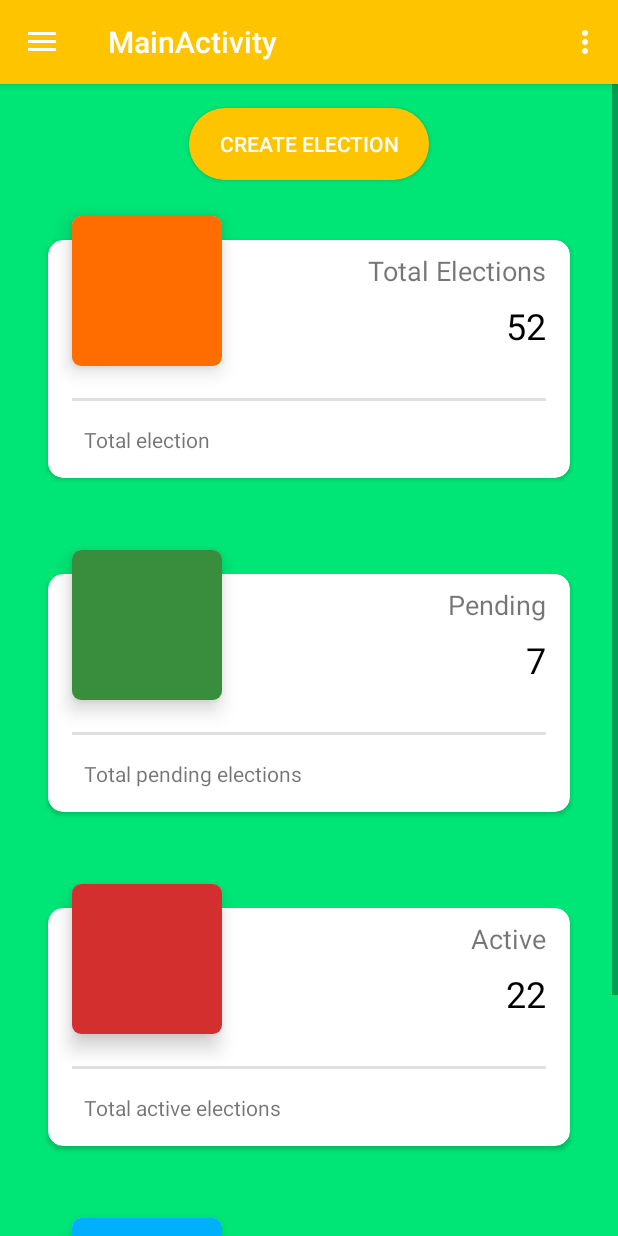
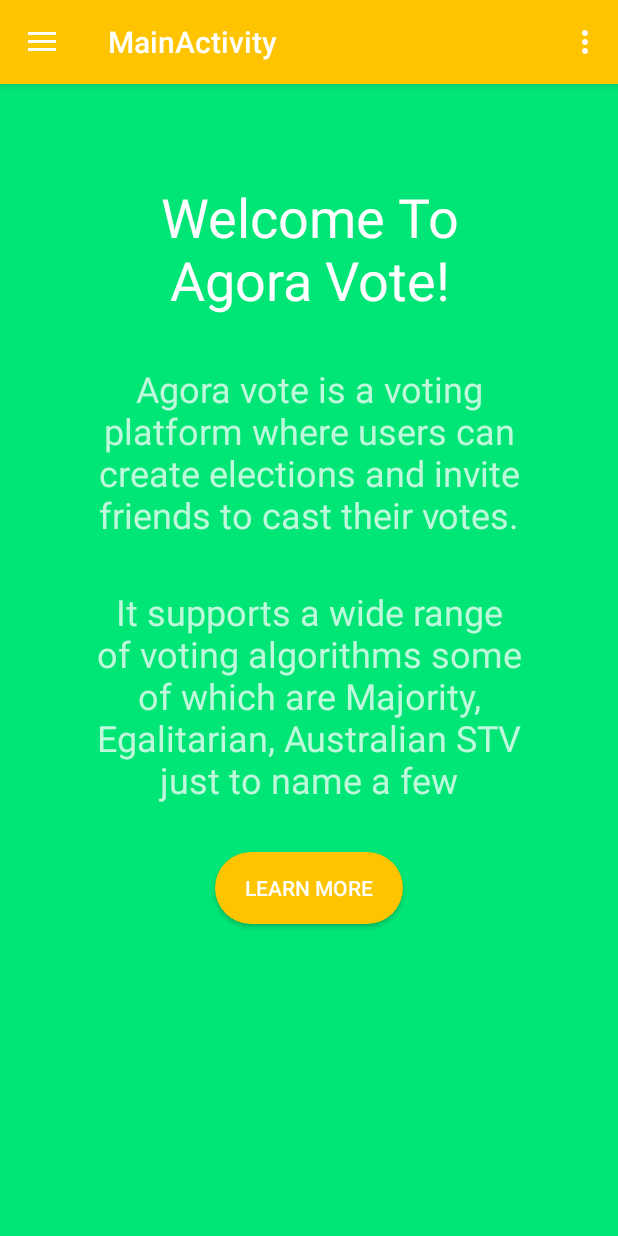
Before and after one commit to MohamedMedhat1998/AgoraPrototype, an Android app: the MainActivity screen opened directly, with no data from a screen before it, on a phone screen of 412 x 824 dp. Run offline under Robolectric (Android 15) with nearby library versions, the phone set to English and light mode, and no system bars.

```diff
--- a/app/src/main/java/com/andalus/agora/Adapters/ElectionsCategoriesAdapter.kt
+++ b/app/src/main/java/com/andalus/agora/Adapters/ElectionsCategoriesAdapter.kt
@@ -10,7 +10,7 @@ import com.andalus.agora.Objects.ElectionCategory
 import com.andalus.agora.R
 import kotlinx.android.synthetic.main.item_election_category_card.view.*
 
-class ElectionsCategoriesAdapter(private val data: List<ElectionCategory>, private val onItemClicked: (Int) -> Unit) :
+class ElectionsCategoriesAdapter(private val data: List<ElectionCategory>) :
     RecyclerView.Adapter<ElectionsCategoriesAdapter.ElectionsCategoriesHolder>() {
 
     override fun onCreateViewHolder(viewGroup: ViewGroup, viewType: Int): ElectionsCategoriesHolder {
@@ -24,9 +24,6 @@ class ElectionsCategoriesAdapter(private val data: List<ElectionCategory>, priva
         item.tvElectionCategoryCount.text = data[position].count.toString()
         item.ivElectionCategoryImage.setImageResource(data[position].imageId)
         item.tvElectionCategoryDescription.text = data[position].description
-        item.itemView.setOnClickListener {
-            onItemClicked(position)
-        }
     }
 
     override fun getItemCount(): Int {
--- a/app/src/main/java/com/andalus/agora/Objects/Election.kt
+++ b/app/src/main/java/com/andalus/agora/Objects/Election.kt
@@ -10,5 +10,6 @@ data class Election(
     var inviteVoters: Boolean = false,
     var secrets: String = "",
     var whoCanSeeVotersList: String = "",
+    var status: String = "",
     val candidates: MutableList<String> = mutableListOf()
 )
--- a/app/src/main/java/com/andalus/agora/UI/Activities/MainActivity.kt
+++ b/app/src/main/java/com/andalus/agora/UI/Activities/MainActivity.kt
@@ -12,10 +12,12 @@ import android.view.MenuItem
 import android.widget.ImageView
 import com.andalus.agora.R
 import com.andalus.agora.UI.Fragments.AboutFragment
-import com.andalus.agora.UI.Fragments.ElectionsCategoriesFragment
+import com.andalus.agora.UI.Fragments.DashboardFragment
+import com.andalus.agora.UI.Fragments.HomeFragment
 import kotlinx.android.synthetic.main.activity_main.*
 import kotlinx.android.synthetic.main.app_bar_main.*
 
+private const val FRAGMENT_HOME_KEY = "fragment-home-key"
 private const val FRAGMENT_CATEGORIES_KEY = "fragment-categories-key"
 private const val FRAGMENT_ABOUT_KEY = "fragment-about-key"
 
@@ -80,6 +82,9 @@ class MainActivity : AppCompatActivity(), NavigationView.OnNavigationItemSelecte
             R.id.nav_home -> {
                 loadHomeFragment()
             }
+            R.id.nav_dashboard -> {
+                loadDashboardFragment()
+            }
             R.id.nav_about -> {
                 loadAboutFragment()
             }
@@ -95,7 +100,15 @@ class MainActivity : AppCompatActivity(), NavigationView.OnNavigationItemSelecte
     private fun loadHomeFragment() {
         fragmentManager?.beginTransaction()
             ?.replace(
-                R.id.mainActivityContainer, ElectionsCategoriesFragment.newInstance(),
+                R.id.mainActivityContainer, HomeFragment.newInstance(),
+                FRAGMENT_HOME_KEY
+            )?.commit()
+    }
+
+    private fun loadDashboardFragment() {
+        fragmentManager?.beginTransaction()
+            ?.replace(
+                R.id.mainActivityContainer, DashboardFragment.newInstance(),
                 FRAGMENT_CATEGORIES_KEY
             )?.commit()
     }
--- a/app/src/main/java/com/andalus/agora/UI/Fragments/ElectionsCategoriesFragment.kt
+++ b/app/src/main/java/com/andalus/agora/UI/Fragments/DashboardFragment.kt
@@ -8,14 +8,11 @@ import android.support.v7.widget.LinearLayoutManager
 import android.view.LayoutInflater
 import android.view.View
 import android.view.ViewGroup
-import android.widget.ScrollView
 import com.andalus.agora.Adapters.ElectionsCategoriesAdapter
 import com.andalus.agora.Objects.ElectionCategory
 import com.andalus.agora.R
 import com.andalus.agora.UI.Activities.CreateElectionActivity
-import com.andalus.agora.UI.Activities.ElectionsListActivity
-import kotlinx.android.synthetic.main.fragment_elections_categories.*
-import kotlinx.android.synthetic.main.fragment_elections_categories.view.*
+import kotlinx.android.synthetic.main.fragment_dashboard.view.*
 
 // TODO: Rename parameter arguments, choose names that match
 // the fragment initialization parameters, e.g. ARG_ITEM_NUMBER
@@ -24,11 +21,11 @@ private const val ARG_PARAM2 = "param2"
 
 /**
  * A simple [Fragment] subclass.
- * Use the [ElectionsCategoriesFragment.newInstance] factory method to
+ * Use the [DashboardFragment.newInstance] factory method to
  * create an instance of this fragment.
  *
  */
-class ElectionsCategoriesFragment : Fragment() {
+class DashboardFragment : Fragment() {
     // TODO: Rename and change types of parameters
     private var param1: String? = null
     private var param2: String? = null
@@ -45,7 +42,7 @@ class ElectionsCategoriesFragment : Fragment() {
         inflater: LayoutInflater, container: ViewGroup?,
         savedInstanceState: Bundle?
     ): View? {
-        val view = inflater.inflate(R.layout.fragment_elections_categories, container, false)
+        val view = inflater.inflate(R.layout.fragment_dashboard, container, false)
         val categories = listOf(
             ElectionCategory("Total Elections", 52, "Total election", R.color.OrangeA700),
             ElectionCategory("Pending", 7, "Total pending elections", R.color.Green700),
@@ -57,9 +54,7 @@ class ElectionsCategoriesFragment : Fragment() {
         rvElectionCategories.layoutManager = LinearLayoutManager(view.context)
         rvElectionCategories.setHasFixedSize(false)
         rvElectionCategories.isNestedScrollingEnabled = true
-        rvElectionCategories.adapter = ElectionsCategoriesAdapter(categories){
-            startActivity(Intent(activity, ElectionsListActivity::class.java))
-        }
+        rvElectionCategories.adapter = ElectionsCategoriesAdapter(categories)
         val btnCreateElection = view.btnCreateElection
         btnCreateElection.setOnClickListener {
             startActivity(Intent(activity, CreateElectionActivity::class.java))
@@ -75,12 +70,12 @@ class ElectionsCategoriesFragment : Fragment() {
          *
          * @param param1 Parameter 1.
          * @param param2 Parameter 2.
-         * @return A new instance of fragment ElectionsCategoriesFragment.
+         * @return A new instance of fragment DashboardFragment.
          */
         // TODO: Rename and change types and number of parameters
         @JvmStatic
         fun newInstance(param1: String = "", param2: String = "") =
-            ElectionsCategoriesFragment().apply {
+            DashboardFragment().apply {
                 arguments = Bundle().apply {
                     putString(ARG_PARAM1, param1)
                     putString(ARG_PARAM2, param2)
--- /dev/null
+++ b/app/src/main/java/com/andalus/agora/UI/Fragments/HomeFragment.kt
@@ -0,0 +1,64 @@
+package com.andalus.agora.UI.Fragments
+
+
+import android.os.Bundle
+import android.support.v4.app.Fragment
+import android.view.LayoutInflater
+import android.view.View
+import android.view.ViewGroup
+
+import com.andalus.agora.R
+
+// TODO: Rename parameter arguments, choose names that match
+// the fragment initialization parameters, e.g. ARG_ITEM_NUMBER
+private const val ARG_PARAM1 = "param1"
+private const val ARG_PARAM2 = "param2"
+
+/**
+ * A simple [Fragment] subclass.
+ * Use the [HomeFragment.newInstance] factory method to
+ * create an instance of this fragment.
+ *
+ */
+class HomeFragment : Fragment() {
+    // TODO: Rename and change types of parameters
+    private var param1: String? = null
+    private var param2: String? = null
+
+    override fun onCreate(savedInstanceState: Bundle?) {
+        super.onCreate(savedInstanceState)
+        arguments?.let {
+            param1 = it.getString(ARG_PARAM1)
+            param2 = it.getString(ARG_PARAM2)
+        }
+    }
+
+    override fun onCreateView(
+        inflater: LayoutInflater, container: ViewGroup?,
+        savedInstanceState: Bundle?
+    ): View? {
+        // Inflate the layout for this fragment
+        return inflater.inflate(R.layout.fragment_home, container, false)
+    }
+
+
+    companion object {
+        /**
+         * Use this factory method to create a new instance of
+         * this fragment using the provided parameters.
+         *
+         * @param param1 Parameter 1.
+         * @param param2 Parameter 2.
+         * @return A new instance of fragment HomeFragment.
+         */
+        // TODO: Rename and change types and number of parameters
+        @JvmStatic
+        fun newInstance(param1: String = "", param2: String = "") =
+            HomeFragment().apply {
+                arguments = Bundle().apply {
+                    putString(ARG_PARAM1, param1)
+                    putString(ARG_PARAM2, param2)
+                }
+            }
+    }
+}
--- /dev/null
+++ b/app/src/main/res/drawable/ic_bin_amber.xml
@@ -0,0 +1,4 @@
+<vector android:height="24dp" android:viewportHeight="459"
+    android:viewportWidth="459" android:width="24dp" xmlns:android="http://schemas.android.com/apk/res/android">
+    <path android:fillColor="#FFC400" android:pathData="M76.5,408c0,28.05 22.95,51 51,51h204c28.05,0 51,-22.95 51,-51V102h-306V408zM408,25.5h-89.25L293.25,0h-127.5l-25.5,25.5H51v51h357V25.5z"/>
+</vector>
--- /dev/null
+++ b/app/src/main/res/drawable/ic_dashboard.xml
@@ -0,0 +1,7 @@
+<vector android:height="24dp" android:viewportHeight="384"
+    android:viewportWidth="384" android:width="24dp" xmlns:android="http://schemas.android.com/apk/res/android">
+    <path android:fillColor="#737373" android:pathData="M213.333,0h170.667v128h-170.667z"/>
+    <path android:fillColor="#737373" android:pathData="M0,0h170.667v213.333h-170.667z"/>
+    <path android:fillColor="#737373" android:pathData="M0,256h170.667v128h-170.667z"/>
+    <path android:fillColor="#737373" android:pathData="M213.333,170.667h170.667v213.333h-170.667z"/>
+</vector>
--- /dev/null
+++ b/app/src/main/res/drawable/ic_eye.xml
@@ -0,0 +1,4 @@
+<vector android:height="24dp" android:viewportHeight="488.85"
+    android:viewportWidth="488.85" android:width="24dp" xmlns:android="http://schemas.android.com/apk/res/android">
+    <path android:fillColor="#FFC400" android:pathData="M244.425,98.725c-93.4,0 -178.1,51.1 -240.6,134.1c-5.1,6.8 -5.1,16.3 0,23.1c62.5,83.1 147.2,134.2 240.6,134.2s178.1,-51.1 240.6,-134.1c5.1,-6.8 5.1,-16.3 0,-23.1C422.525,149.825 337.825,98.725 244.425,98.725zM251.125,347.025c-62,3.9 -113.2,-47.2 -109.3,-109.3c3.2,-51.2 44.7,-92.7 95.9,-95.9c62,-3.9 113.2,47.2 109.3,109.3C343.725,302.225 302.225,343.725 251.125,347.025zM248.025,299.625c-33.4,2.1 -61,-25.4 -58.8,-58.8c1.7,-27.6 24.1,-49.9 51.7,-51.7c33.4,-2.1 61,25.4 58.8,58.8C297.925,275.625 275.525,297.925 248.025,299.625z"/>
+</vector>
--- a/app/src/main/res/layout/fragment_elections_categories.xml
+++ /dev/null
@@ -1,45 +0,0 @@
-<?xml version="1.0" encoding="utf-8"?>
-<ScrollView xmlns:android="http://schemas.android.com/apk/res/android"
-    xmlns:tools="http://schemas.android.com/tools"
-    xmlns:app="http://schemas.android.com/apk/res-auto"
-    android:id="@+id/svCategories"
-    android:layout_width="match_parent"
-    android:layout_height="match_parent">
-
-    <android.support.constraint.ConstraintLayout
-        android:layout_width="match_parent"
-        android:layout_height="wrap_content"
-        android:descendantFocusability="blocksDescendants"
-        android:background="@color/GreenA400"
-        tools:context=".UI.Fragments.ElectionsCategoriesFragment">
-
-        <android.support.v7.widget.RecyclerView
-            android:id="@+id/rvElectionsCategories"
-            android:layout_width="0dp"
-            android:layout_height="match_parent"
-            android:layout_marginTop="8dp"
-            android:layout_marginBottom="8dp"
-            app:layout_constraintBottom_toBottomOf="parent"
-            app:layout_constraintEnd_toEndOf="parent"
-            app:layout_constraintStart_toStartOf="parent"
-            app:layout_constraintTop_toBottomOf="@+id/btnCreateElection" />
-
-        <Button
-            android:id="@+id/btnCreateElection"
-            style="@style/ButtonStyle"
-            android:layout_width="wrap_content"
-            android:textColor="@color/White"
-            android:paddingLeft="@dimen/create_button_padding"
-            android:paddingStart="@dimen/create_button_padding"
-            android:paddingRight="@dimen/create_button_padding"
-            android:paddingEnd="@dimen/create_button_padding"
-            android:layout_height="wrap_content"
-            android:layout_marginTop="16dp"
-            android:text="@string/create_election"
-            app:layout_constraintEnd_toEndOf="parent"
-            app:layout_constraintStart_toStartOf="parent"
-            app:layout_constraintTop_toTopOf="parent" />
-
-    </android.support.constraint.ConstraintLayout>
-
-</ScrollView>
--- /dev/null
+++ b/app/src/main/res/layout/fragment_home.xml
@@ -0,0 +1,91 @@
+<?xml version="1.0" encoding="utf-8"?>
+
+<ScrollView xmlns:android="http://schemas.android.com/apk/res/android"
+    xmlns:app="http://schemas.android.com/apk/res-auto"
+    xmlns:tools="http://schemas.android.com/tools"
+    android:layout_width="match_parent"
+    android:layout_height="match_parent"
+    android:background="@color/GreenA400">
+
+    <android.support.constraint.ConstraintLayout
+
+        android:layout_width="match_parent"
+        android:layout_height="wrap_content"
+        tools:context=".UI.Fragments.HomeFragment">
+
+        <TextView
+            android:id="@+id/textView12"
+            android:layout_width="0dp"
+            android:layout_height="wrap_content"
+            android:layout_marginStart="64dp"
+            android:layout_marginLeft="64dp"
+            android:layout_marginTop="64dp"
+            android:layout_marginEnd="64dp"
+            android:layout_marginRight="64dp"
+            android:gravity="center"
+            android:text="@string/welcome_to_agora_vote"
+            android:textColor="@color/White"
+            android:textSize="36sp"
+            app:layout_constraintEnd_toEndOf="parent"
+            app:layout_constraintStart_toStartOf="parent"
+            app:layout_constraintTop_toTopOf="parent" />
+
+        <TextView
+            android:id="@+id/textView13"
+            android:layout_width="0dp"
+            android:layout_height="wrap_content"
+            android:layout_marginStart="64dp"
+            android:layout_marginLeft="64dp"
+            android:layout_marginTop="32dp"
+            android:layout_marginEnd="64dp"
+            android:layout_marginRight="64dp"
+            android:gravity="center"
+            android:text="@string/agora_description"
+            android:textColor="@color/WhiteTransparent"
+            android:textSize="24sp"
+            app:layout_constraintEnd_toEndOf="parent"
+            app:layout_constraintStart_toStartOf="parent"
+            app:layout_constraintTop_toBottomOf="@+id/textView12" />
+
+        <TextView
+            android:id="@+id/textView14"
+            android:layout_width="0dp"
+            android:layout_height="wrap_content"
+            android:layout_marginStart="64dp"
+            android:layout_marginLeft="64dp"
+            android:layout_marginTop="32dp"
+            android:layout_marginEnd="64dp"
+            android:layout_marginRight="64dp"
+            android:gravity="center"
+            android:text="@string/what_agora_supports"
+            android:textColor="@color/WhiteTransparent"
+            android:textSize="24sp"
+            app:layout_constraintEnd_toEndOf="parent"
+            app:layout_constraintStart_toStartOf="parent"
+            app:layout_constraintTop_toBottomOf="@+id/textView13" />
+
+        <Button
+            android:id="@+id/btnLearnMore"
+            style="@style/ButtonStyle"
+            android:layout_width="wrap_content"
+            android:layout_height="wrap_content"
+            android:layout_marginStart="8dp"
+            android:layout_marginLeft="8dp"
+            android:layout_marginTop="32dp"
+            android:layout_marginEnd="8dp"
+            android:layout_marginRight="8dp"
+            android:layout_marginBottom="32dp"
+            android:paddingStart="@dimen/create_button_padding"
+            android:paddingLeft="@dimen/create_button_padding"
+            android:paddingEnd="@dimen/create_button_padding"
+            android:paddingRight="@dimen/create_button_padding"
+            android:text="@string/learn_more"
+            android:textColor="@color/White"
+            app:layout_constraintBottom_toBottomOf="parent"
+            app:layout_constraintEnd_toEndOf="parent"
+            app:layout_constraintStart_toStartOf="parent"
+            app:layout_constraintTop_toBottomOf="@+id/textView14" />
+
+    </android.support.constraint.ConstraintLayout>
+
+</ScrollView>
--- a/app/src/main/res/menu/activity_main_drawer.xml
+++ b/app/src/main/res/menu/activity_main_drawer.xml
@@ -8,6 +8,11 @@
             android:id="@+id/nav_home"
             android:icon="@drawable/ic_home"
             android:title="@string/home" />
+
+        <item
+            android:id="@+id/nav_dashboard"
+            android:icon="@drawable/ic_dashboard"
+            android:title="@string/dashboard" />
         <item
             android:id="@+id/nav_about"
             android:icon="@drawable/ic_about"
--- a/app/src/main/res/values/colors.xml
+++ b/app/src/main/res/values/colors.xml
@@ -6,7 +6,7 @@
 
     <color name="Transparent">#00FFFFFF</color>
     <color name="WhiteTransparent">#BFFFFFFF</color>
-    <color name="White">#ffffff</color>
+    <color name="White">#FFFFFF</color>
     <color name="Gray300">#E0E0E0</color>
     <color name="Black">#000000</color>
 
--- a/app/src/main/res/values/strings.xml
+++ b/app/src/main/res/values/strings.xml
@@ -12,9 +12,6 @@
     <string name="last_name">Last name *</string>
     <string name="email">Email *</string>
     <string name="sign_up">Sign up</string>
-
-    <!-- TODO: Remove or change this placeholder text -->
-    <string name="hello_blank_fragment">Hello blank fragment</string>
     <string name="title_activity_main">MainActivity</string>
     <string name="navigation_drawer_open">Open navigation drawer</string>
     <string name="navigation_drawer_close">Close navigation drawer</string>
@@ -59,4 +56,19 @@
     <string name="change_password">Change Password</string>
     <string name="new_password">New Password</string>
     <string name="change">Change</string>
+    <string name="dashboard">Dashboard</string>
+    <string name="agora_description">Agora vote is a voting platform where users can create elections and invite friends to cast their votes.</string>
+    <string name="what_agora_supports">It supports a wide range of voting algorithms some of which are Majority, Egalitarian, Australian STV just to name a few</string>
+    <string name="learn_more">Learn More</string>
+    <string name="elections">Elections:</string>
+    <string name="all">All</string>
+    <string name="pending">Pending</string>
+    <string name="active">Active</string>
+    <string name="finished">Finished</string>
+    <string name="election">Election:</string>
+    <string name="description">Description</string>
+    <string name="important">Important</string>
+    <string name="start">Start:</string>
+    <string name="status">Status:</string>
+    <string name="finish_colon">Finish:</string>
 </resources>
--- a/app/src/main/res/values/styles.xml
+++ b/app/src/main/res/values/styles.xml
@@ -18,6 +18,11 @@
         <item name="android:textColor">@color/White</item>
     </style>
 
+    <style name="ElectionCategoriesButtonStyle" parent="Widget.AppCompat.Button.Colored">
+        <item name="colorButtonNormal">@color/Transparent</item>
+        <item name="android:textColor">@color/White</item>
+    </style>
+
     <style name="AppTheme.NoActionBar">
         <item name="windowActionBar">false</item>
         <item name="windowNoTitle">true</item>
```
Also changed, not shown: app/src/main/res/drawable/ic_settings.xml (added, +4 -0 lines), app/src/main/res/layout/fragment_dashboard.xml (added, +151 -0 lines), app/src/main/res/layout/item_election.xml (added, +304 -0 lines).
